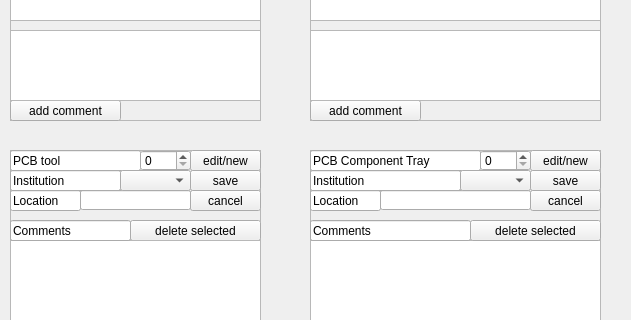
IncandelaLab/SharedUI, file pages_ui/view_tooling.ui: the form before one commit; both pictures show x 0 to 631 and y 200 to 520 of the 1097 by 705 pixel window.
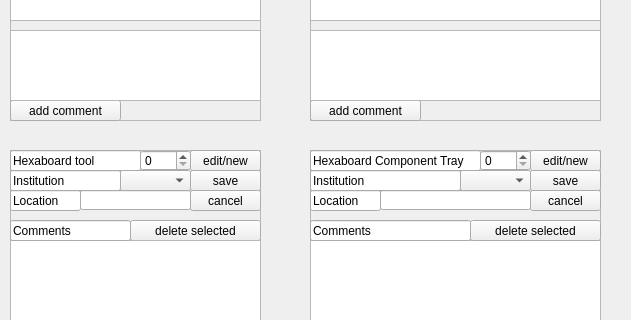
The form after the commit.

Commit message: Change kind_of_part PCB to Hexaboard; add MANUFACTURER and BARCODE for (proto)module

```diff
--- a/pages_ui/view_tooling.ui
+++ b/pages_ui/view_tooling.ui
@@ -442,7 +442,7 @@
      </rect>
     </property>
     <property name="text">
-     <string>PCB Component Tray</string>
+     <string>Hexaboard Component Tray</string>
     </property>
     <property name="readOnly">
      <bool>true</bool>
@@ -573,7 +573,7 @@
      </rect>
     </property>
     <property name="text">
-     <string>PCB tool</string>
+     <string>Hexaboard tool</string>
     </property>
     <property name="readOnly">
      <bool>true</bool>
```
The commit also changes 32 other files.
